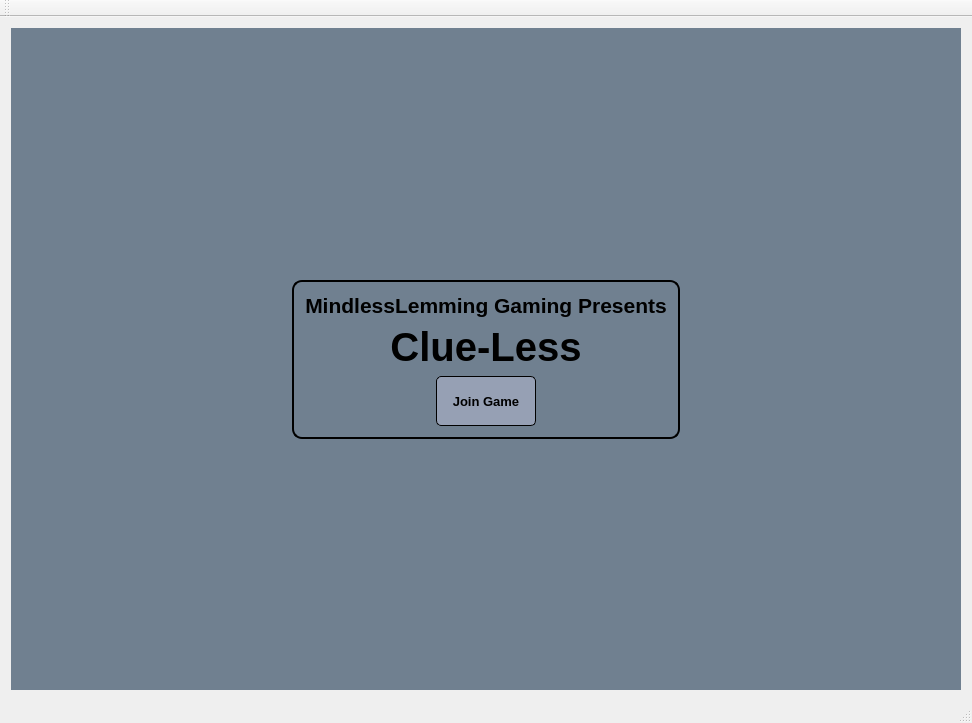
stcassedy/Clue-Less-JHU, file Client/src/UI/ClientWindow.ui: the form before one commit.
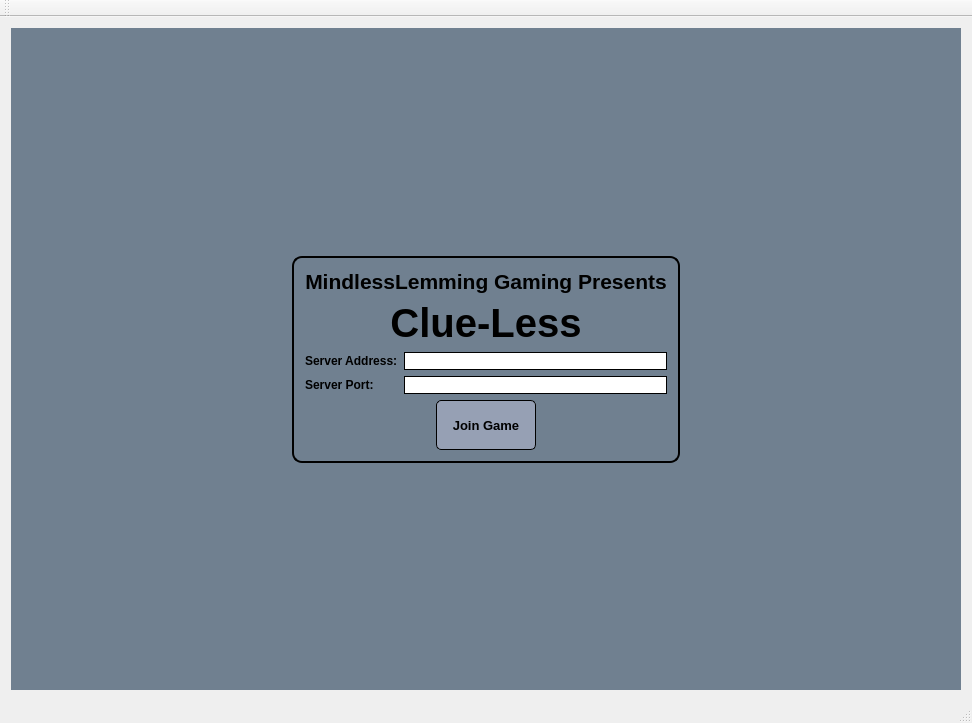
The form after the commit. The open tabs and pages were chosen to show the change.

Commit message:
Added Address and Port Fields to the UI
Input fields for the server address and port were added to the join game page of the client window ui.

The edit to the form file:
```diff
--- a/Client/src/UI/ClientWindow.ui
+++ b/Client/src/UI/ClientWindow.ui
@@ -93,6 +93,58 @@
              </property>
             </widget>
            </item>
+           <item>
+            <layout class="QGridLayout" name="gridLayout_6">
+             <item row="1" column="0">
+              <widget class="QLabel" name="lbServerPort">
+               <property name="styleSheet">
+                <string notr="true">QLabel {
+font-weight: bold;
+border: none;
+}</string>
+               </property>
+               <property name="text">
+                <string>Server Port:</string>
+               </property>
+              </widget>
+             </item>
+             <item row="0" column="0">
+              <widget class="QLabel" name="lbServerAddress">
+               <property name="styleSheet">
+                <string notr="true">QLabel {
+font-weight: bold;
+border: none;
+}</string>
+               </property>
+               <property name="text">
+                <string>Server Address:</string>
+               </property>
+              </widget>
+             </item>
+             <item row="0" column="1">
+              <widget class="QLineEdit" name="leServerAddress">
+               <property name="styleSheet">
+                <string notr="true">QLineEdit {
+color: black;
+background-color: white;
+border: 1px solid black;
+}</string>
+               </property>
+              </widget>
+             </item>
+             <item row="1" column="1">
+              <widget class="QLineEdit" name="leServerPort">
+               <property name="styleSheet">
+                <string notr="true">QLineEdit {
+color: black;
+background-color: white;
+border: 1px solid black;
+}</string>
+               </property>
+              </widget>
+             </item>
+            </layout>
+           </item>
            <item>
             <layout class="QHBoxLayout" name="horizontalLayout_2">
              <item>
```
Left out of the diff: 2 changed lines with no effect on the pictures. The commit also changes 5 other files.
